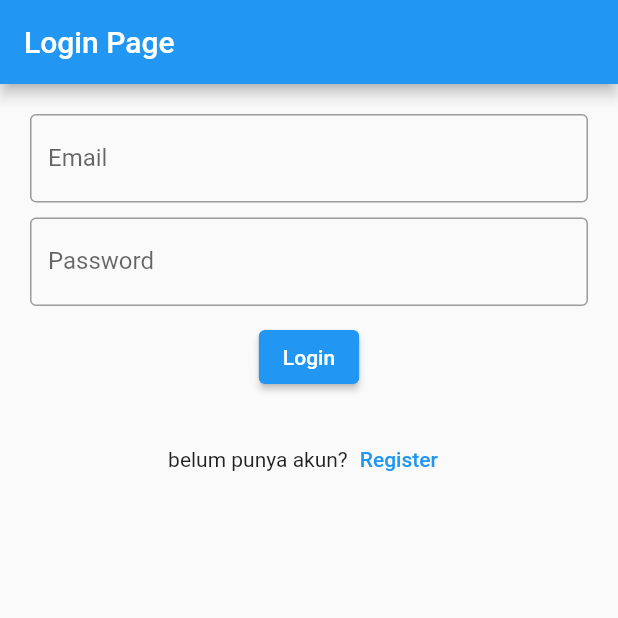
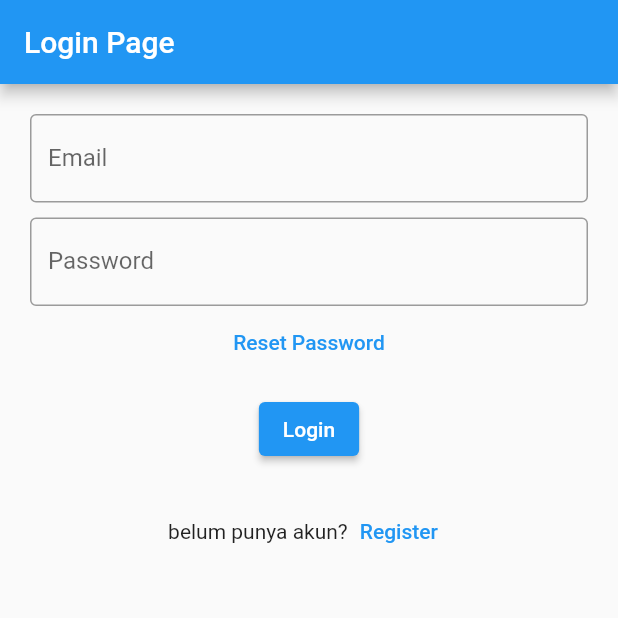
Before and after one commit to emptyplayer07/my_apps_with_firebase, a Flutter app: the screen it shows after launch, on a phone screen of 412 x 824 dp, the top half of it. Run offline on Flutter 3.47's test engine with Material 2 defaults, Android fonts, the phone set to English and light mode, and no system bars; our stand-ins replace firebase_auth, firebase_core, get; missing offline and left inert: firebase_app_check; accounts and stored records are empty.

Commit message:
menambahkan fungsi reset password

```diff
--- /dev/null
+++ b/lib/Bindings/textfieldB_register.dart
@@ -0,0 +1,9 @@
+import 'package:get/get.dart';
+import 'package:my_apps_with_firebase_1/controller/textfieldC_register.dart';
+
+class TextfieldBindingRegister implements Bindings {
+  @override
+  void dependencies() {
+    Get.put(TextfieldControllerRegister());
+  }
+}
--- /dev/null
+++ b/lib/Bindings/textfieldB_reset_pass.dart
@@ -0,0 +1,10 @@
+import 'package:get/get.dart';
+
+import '../controller/textfieldC_reset_password.dart';
+
+class TextfieldResetPasswordBinding implements Bindings {
+  @override
+  void dependencies() {
+    Get.put(TexfieldControllerResetPassword());
+  }
+}
--- a/lib/Pages/home.dart
+++ b/lib/Pages/home.dart
@@ -10,7 +10,7 @@ class HomePage extends StatelessWidget {
     final authC = Get.find<AuthController>();
     return Scaffold(
       appBar: AppBar(
-        title: Text("Home"),
+        title: Text("Welcome to the junggle"),
         actions: [
           IconButton(
             onPressed: () {
--- a/lib/Pages/login.dart
+++ b/lib/Pages/login.dart
@@ -34,6 +34,14 @@ class LoginPage extends StatelessWidget {
                   labelText: "Password",
                   border: OutlineInputBorder(),
                 )),
+            Align(
+              child: TextButton(
+                onPressed: () {
+                  Get.toNamed(NameRoute.reset_pass);
+                },
+                child: const Text("Reset Password"),
+              ),
+            ),
             const SizedBox(
               height: 10,
             ),
--- a/lib/Routes/name_route.dart
+++ b/lib/Routes/name_route.dart
@@ -2,4 +2,5 @@ abstract class NameRoute {
   static const home = "/home";
   static const login = "/login";
   static const register = "/register";
+  static const reset_pass = "/reset_password";
 }
--- a/lib/Routes/route.dart
+++ b/lib/Routes/route.dart
@@ -1,9 +1,12 @@
 import 'package:get/get.dart';
-import 'package:my_apps_with_firebase_1/Bindings/textfieldB_login.dart';
 import 'package:my_apps_with_firebase_1/Pages/home.dart';
 import 'package:my_apps_with_firebase_1/Pages/login.dart';
 import 'package:my_apps_with_firebase_1/Pages/register.dart';
+import 'package:my_apps_with_firebase_1/Pages/reset_password.dart';
 import 'package:my_apps_with_firebase_1/Routes/name_route.dart';
+import '../Bindings/textfieldB_login.dart';
+import '../Bindings/textfieldB_register.dart';
+import '../Bindings/textfieldB_reset_pass.dart';
 
 class AppRoute extends GetxController {
   static final pages = [
@@ -14,11 +17,15 @@ class AppRoute extends GetxController {
     ),
     GetPage(
       name: NameRoute.home,
-      page: () => HomePage(),
+      page: () => const HomePage(),
     ),
     GetPage(
-      name: NameRoute.register,
-      page: () => RegisterPage(),
-    )
+        name: NameRoute.register,
+        page: () => const RegisterPage(),
+        binding: TextfieldBindingRegister()),
+    GetPage(
+        name: NameRoute.reset_pass,
+        page: () => const ResetPasswordPage(),
+        binding: TextfieldResetPasswordBinding()),
   ];
 }
```
Also changed, not shown: lib/Pages/reset_password.dart (added, +45 -0 lines), lib/controller/auth_controller.dart (+26 -0 lines), lib/controller/textfieldC_reset_password.dart (added, +18 -0 lines).
